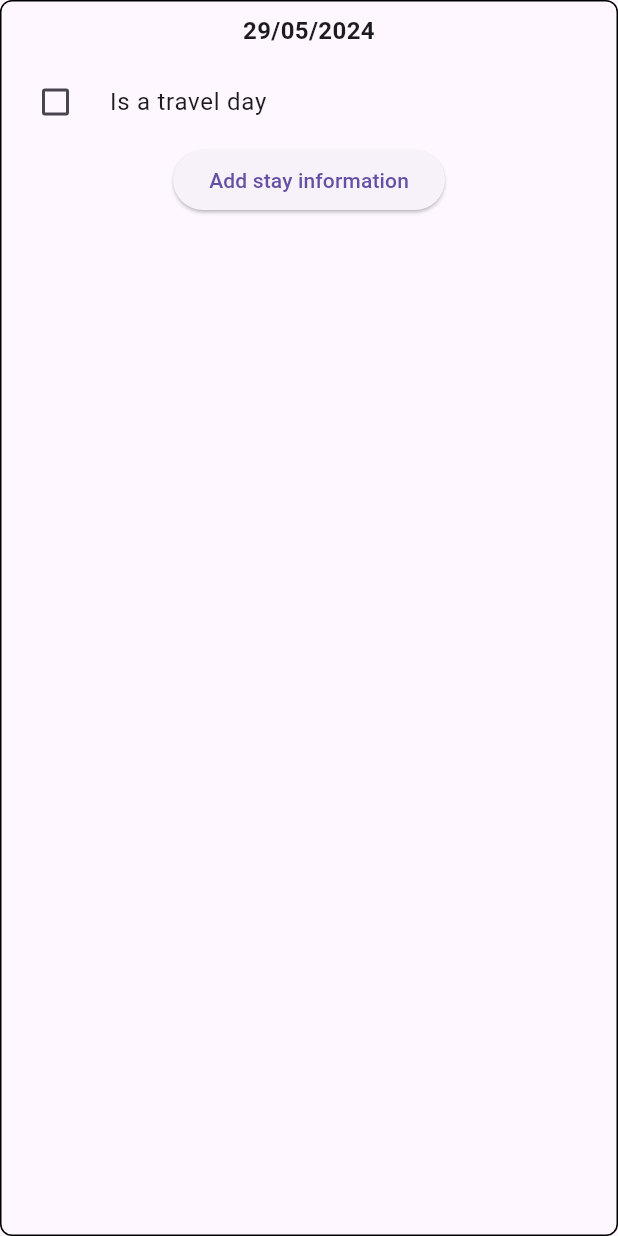
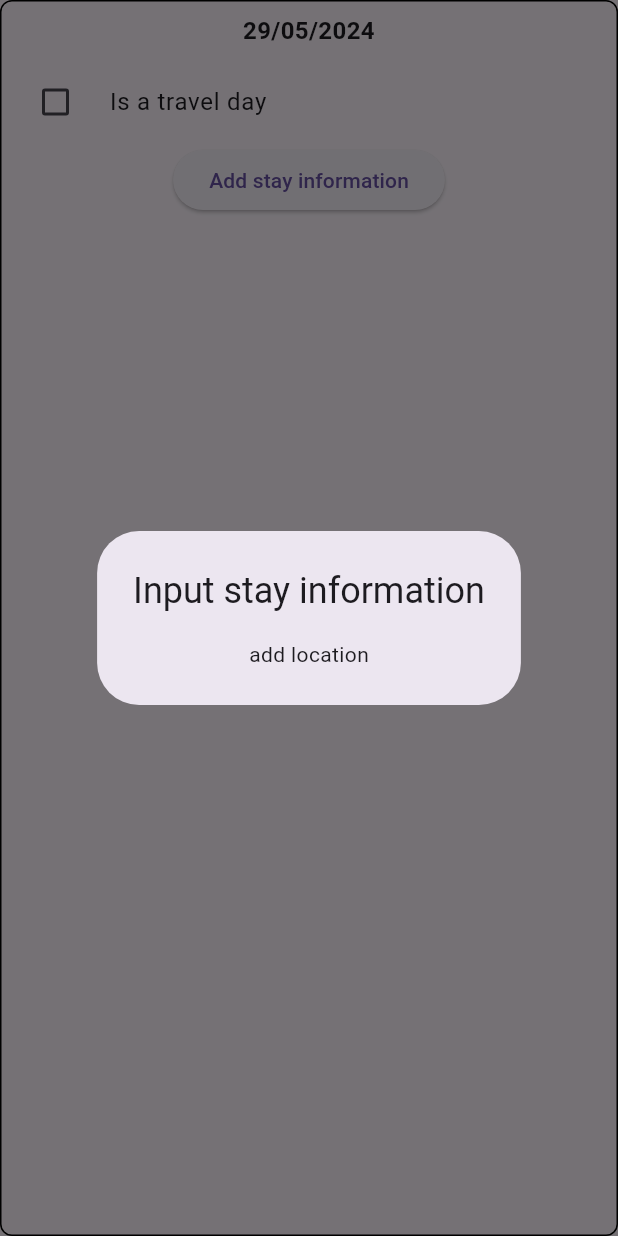
Before and after one commit to willsims345/trip-planner, a Flutter app: the CalDay widget shown alone on an empty page, opened directly with empty values, after a tap on "Add stay information", on a phone screen of 412 x 824 dp. Run offline on Flutter 3.47's test engine with Material 3 defaults, Android fonts, the phone set to English and light mode, and no system bars.

Commit message:
created the pop up menu to add stay information

```diff
--- a/lib/calendar.dart
+++ b/lib/calendar.dart
@@ -110,7 +110,11 @@ class _CalDayState extends State<CalDay> {
             controlAffinity: ListTileControlAffinity.leading,
           ),
           ElevatedButton(
-            onPressed: () {},
+            onPressed: () {
+              showDialog(context: context, builder: (BuildContext context) {
+                return StayEntry();
+              });
+            },
             child: const Text('Add stay information'),
           )
         ],
@@ -118,3 +122,25 @@ class _CalDayState extends State<CalDay> {
     );
   }
 }
+
+class StayEntry extends StatefulWidget {
+  const StayEntry({super.key});
+
+  @override
+  State<StayEntry> createState() => _StayEntryState();
+}
+
+class _StayEntryState extends State<StayEntry> {
+  @override
+  Widget build(BuildContext context) {
+    return AlertDialog(
+      title: Text('Input stay information'),
+      content: Column(
+        mainAxisSize: MainAxisSize.min,
+        children: [
+          Text('add location')
+        ],
+      ),
+    );
+  }
+}
```
